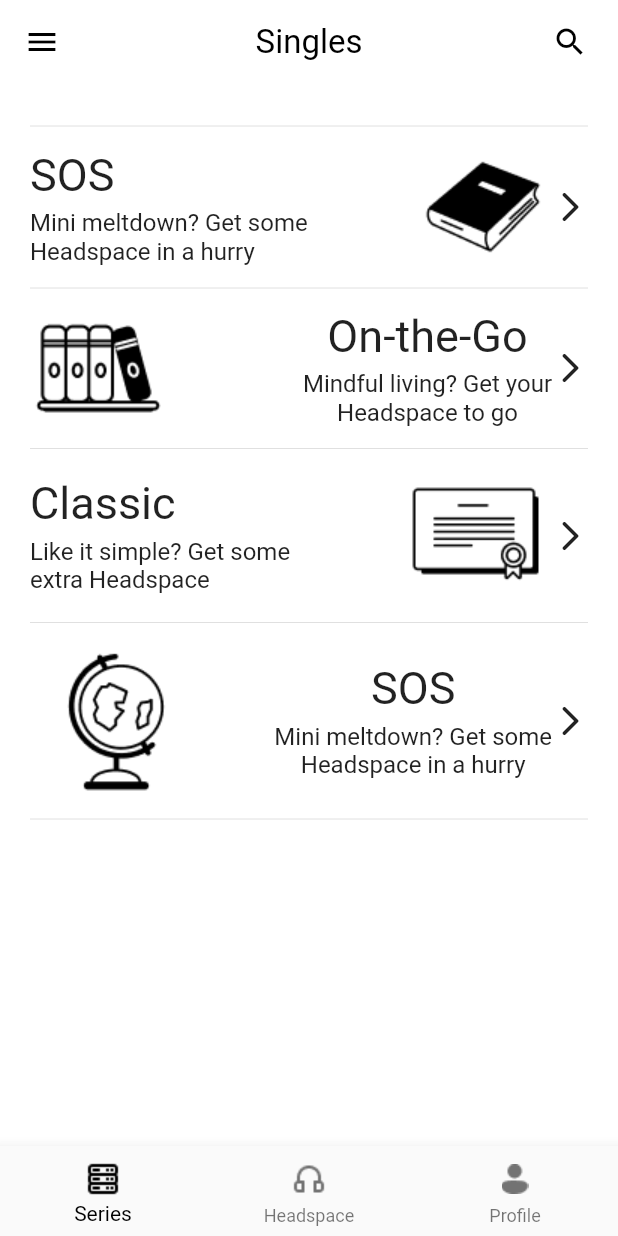
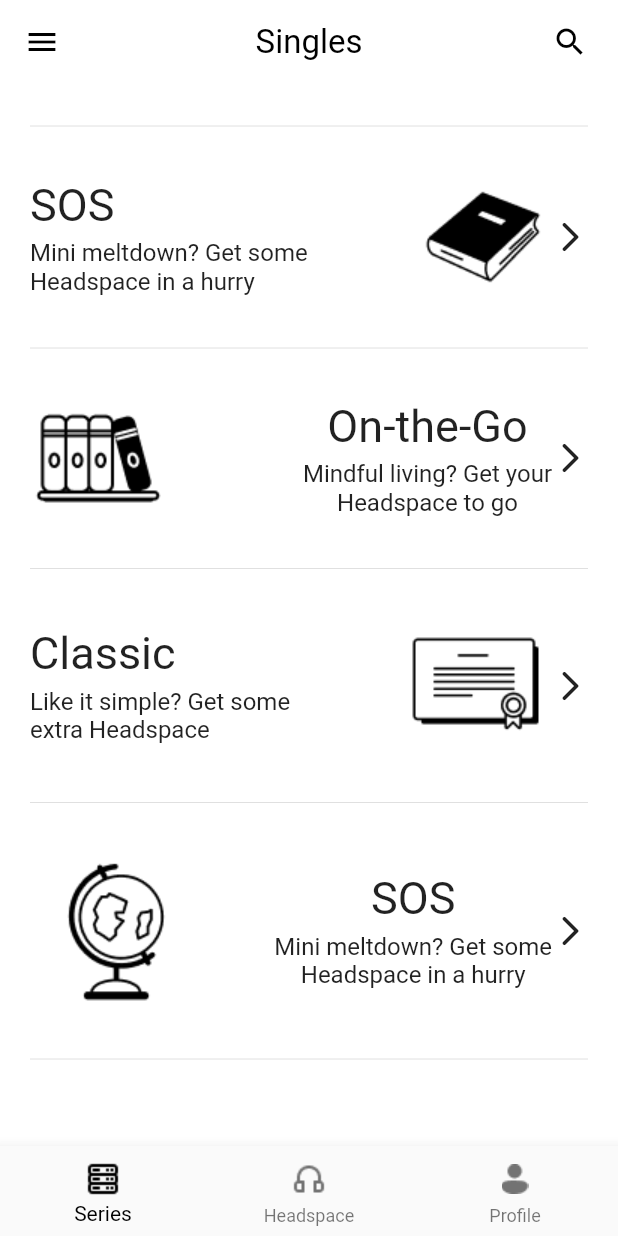
Before and after one commit to MorgueMorg/Neobis-UI-Apps, a Flutter app: the SinglesApp screen opened by its route, on a phone screen of 412 x 824 dp. Run offline on Flutter 3.47's test engine with Material 2 defaults, Android fonts, the phone set to English and light mode, and no system bars.

Commit message:
Finished 90% of singles_app :tada:

```diff
--- a/lib/apps/singles_app.dart
+++ b/lib/apps/singles_app.dart
@@ -1,12 +1,13 @@
 import 'package:flutter/material.dart';
 
+/* Во фрейме в фигме четко указано что это 11 айфон, поэтому верстал под его эмулятор */
 class SinglesApp extends StatefulWidget {
   @override
+  // Состояние чтобы футер был с активными айтемами≈
   State<SinglesApp> createState() => _MyHomePageState();
 }
 
-/* Во фрейме в фигме четко указано что это 11 айфон, поэтому верстал под его эмулятор */
-class _MyHomePageState extends State <SinglesApp> {
+class _MyHomePageState extends State<SinglesApp> {
   int _selectedIndex = 0;
   void _changeIndex(int index) {
     setState(() {
@@ -43,110 +44,19 @@ class _MyHomePageState extends State <SinglesApp> {
         ),
       ),
       body: Padding(
-        padding: const EdgeInsets.all(20.0),
-        child: Column(
+        padding: const EdgeInsets.all(20),
+        child: ListView(
+          children: [
+            Column(
               children: [
                 Divider(),
-            Row(
+                Padding(
+                  padding: const EdgeInsets.only(top: 20, bottom: 20),
+                  child: Row(
                     mainAxisAlignment: MainAxisAlignment.spaceBetween,
                     children: [
                       Column(
                         crossAxisAlignment: CrossAxisAlignment.start,
-                  children: [
-                    Text(
-                      "SOS",
-                      style:
-                          TextStyle(fontSize: 30, fontWeight: FontWeight.w400),
-                    ),
-                    SizedBox(
-                      height: 5,
-                    ),
-                    Text("Mini meltdown? Get some",
-                        style: TextStyle(
-                            fontSize: 16, fontWeight: FontWeight.w400)),
-                    Text("Headspace in a hurry",
-                        style: TextStyle(
-                            fontSize: 16, fontWeight: FontWeight.w400)),
-                  ],
-                ),
-                Row(
-                  children: [
-                    Image(image: AssetImage('assets/singlesImages/Book.png')),
-                    Icon(Icons.arrow_forward_ios_rounded)
-                  ],
-                )
-              ],
-            ),
-            Divider(),
-            Row(
-              mainAxisAlignment: MainAxisAlignment.spaceBetween,
-              children: [
-                Image(image: AssetImage('assets/singlesImages/Bookshelf.png')),
-                Row(
-                  children: [
-                    Column(
-                      children: [
-                        Text(
-                          "On-the-Go",
-                          style: TextStyle(
-                              fontSize: 30, fontWeight: FontWeight.w400),
-                        ),
-                        SizedBox(
-                          height: 5,
-                        ),
-                        Text("Mindful living? Get your",
-                            style: TextStyle(
-                                fontSize: 16, fontWeight: FontWeight.w400)),
-                        Text("Headspace to go",
-                            style: TextStyle(
-                                fontSize: 16, fontWeight: FontWeight.w400)),
-                      ],
-                    ),
-                    Icon(Icons.arrow_forward_ios_rounded)
-                  ],
-                )
-              ],
-            ),
-            Divider(),
-            Row(
-              mainAxisAlignment: MainAxisAlignment.spaceBetween,
-              children: [
-                Column(
-                  crossAxisAlignment: CrossAxisAlignment.start,
-                  children: [
-                    Text(
-                      "Classic",
-                      style:
-                          TextStyle(fontSize: 30, fontWeight: FontWeight.w400),
-                    ),
-                    SizedBox(
-                      height: 5,
-                    ),
-                    Text("Like it simple? Get some",
-                        style: TextStyle(
-                            fontSize: 16, fontWeight: FontWeight.w400)),
-                    Text("extra Headspace",
-                        style: TextStyle(
-                            fontSize: 16, fontWeight: FontWeight.w400)),
-                  ],
-                ),
-                Row(
-                  children: [
-                    Image(
-                        image: AssetImage('assets/singlesImages/Diploma.png')),
-                    Icon(Icons.arrow_forward_ios_rounded)
-                  ],
-                )
-              ],
-            ),
-            Divider(),
-            Row(
-              mainAxisAlignment: MainAxisAlignment.spaceBetween,
-              children: [
-                Image(image: AssetImage('assets/singlesImages/Globus.png')),
-                Row(
-                  children: [
-                    Column(
                         children: [
                           Text(
                             "SOS",
@@ -164,12 +74,129 @@ class _MyHomePageState extends State <SinglesApp> {
                                   fontSize: 16, fontWeight: FontWeight.w400)),
                         ],
                       ),
+                      Row(
+                        children: [
+                          Image(
+                              image:
+                                  AssetImage('assets/singlesImages/Book.png')),
                           Icon(Icons.arrow_forward_ios_rounded)
                         ],
                       )
                     ],
                   ),
+                ),
                 Divider(),
+                Padding(
+                  padding: const EdgeInsets.only(top: 20, bottom: 20),
+                  child: Row(
+                    mainAxisAlignment: MainAxisAlignment.spaceBetween,
+                    children: [
+                      Image(
+                          image:
+                              AssetImage('assets/singlesImages/Bookshelf.png')),
+                      Row(
+                        children: [
+                          Column(
+                            children: [
+                              Text(
+                                "On-the-Go",
+                                style: TextStyle(
+                                    fontSize: 30, fontWeight: FontWeight.w400),
+                              ),
+                              SizedBox(
+                                height: 5,
+                              ),
+                              Text("Mindful living? Get your",
+                                  style: TextStyle(
+                                      fontSize: 16,
+                                      fontWeight: FontWeight.w400)),
+                              Text("Headspace to go",
+                                  style: TextStyle(
+                                      fontSize: 16,
+                                      fontWeight: FontWeight.w400)),
+                            ],
+                          ),
+                          Icon(Icons.arrow_forward_ios_rounded)
+                        ],
+                      )
+                    ],
+                  ),
+                ),
+                Divider(),
+                Padding(
+                  padding: const EdgeInsets.only(top: 20, bottom: 20),
+                  child: Row(
+                    mainAxisAlignment: MainAxisAlignment.spaceBetween,
+                    children: [
+                      Column(
+                        crossAxisAlignment: CrossAxisAlignment.start,
+                        children: [
+                          Text(
+                            "Classic",
+                            style: TextStyle(
+                                fontSize: 30, fontWeight: FontWeight.w400),
+                          ),
+                          SizedBox(
+                            height: 5,
+                          ),
+                          Text("Like it simple? Get some",
+                              style: TextStyle(
+                                  fontSize: 16, fontWeight: FontWeight.w400)),
+                          Text("extra Headspace",
+                              style: TextStyle(
+                                  fontSize: 16, fontWeight: FontWeight.w400)),
+                        ],
+                      ),
+                      Row(
+                        children: [
+                          Image(
+                              image: AssetImage(
+                                  'assets/singlesImages/Diploma.png')),
+                          Icon(Icons.arrow_forward_ios_rounded)
+                        ],
+                      )
+                    ],
+                  ),
+                ),
+                Divider(),
+                Padding(
+                  padding: const EdgeInsets.only(top: 20, bottom: 20),
+                  child: Row(
+                    mainAxisAlignment: MainAxisAlignment.spaceBetween,
+                    children: [
+                      Image(
+                          image: AssetImage('assets/singlesImages/Globus.png')),
+                      Row(
+                        children: [
+                          Column(
+                            children: [
+                              Text(
+                                "SOS",
+                                style: TextStyle(
+                                    fontSize: 30, fontWeight: FontWeight.w400),
+                              ),
+                              SizedBox(
+                                height: 5,
+                              ),
+                              Text("Mini meltdown? Get some",
+                                  style: TextStyle(
+                                      fontSize: 16,
+                                      fontWeight: FontWeight.w400)),
+                              Text("Headspace in a hurry",
+                                  style: TextStyle(
+                                      fontSize: 16,
+                                      fontWeight: FontWeight.w400)),
+                            ],
+                          ),
+                          Icon(Icons.arrow_forward_ios_rounded)
+                        ],
+                      )
+                    ],
+                  ),
+                ),
+                Divider(),
+              ],
+            ),
           ],
         ),
       ),
@@ -183,20 +210,17 @@ class _MyHomePageState extends State <SinglesApp> {
               icon: ImageIcon(
                 AssetImage("assets/singlesImages/Series.png"),
               ),
-            label: 'Series'
-          ),
+              label: 'Series'),
           BottomNavigationBarItem(
               icon: ImageIcon(
                 AssetImage("assets/singlesImages/Headphone.png"),
               ),
-            label: 'Headspace'
-          ),
+              label: 'Headspace'),
           BottomNavigationBarItem(
               icon: ImageIcon(
                 AssetImage("assets/financeImages/account.png"),
               ),
-            label: 'Profile'
-          ),
+              label: 'Profile'),
         ],
         selectedItemColor: Colors.black,
         currentIndex: _selectedIndex,
```
Lines whose indentation alone changed are shown as unchanged.
